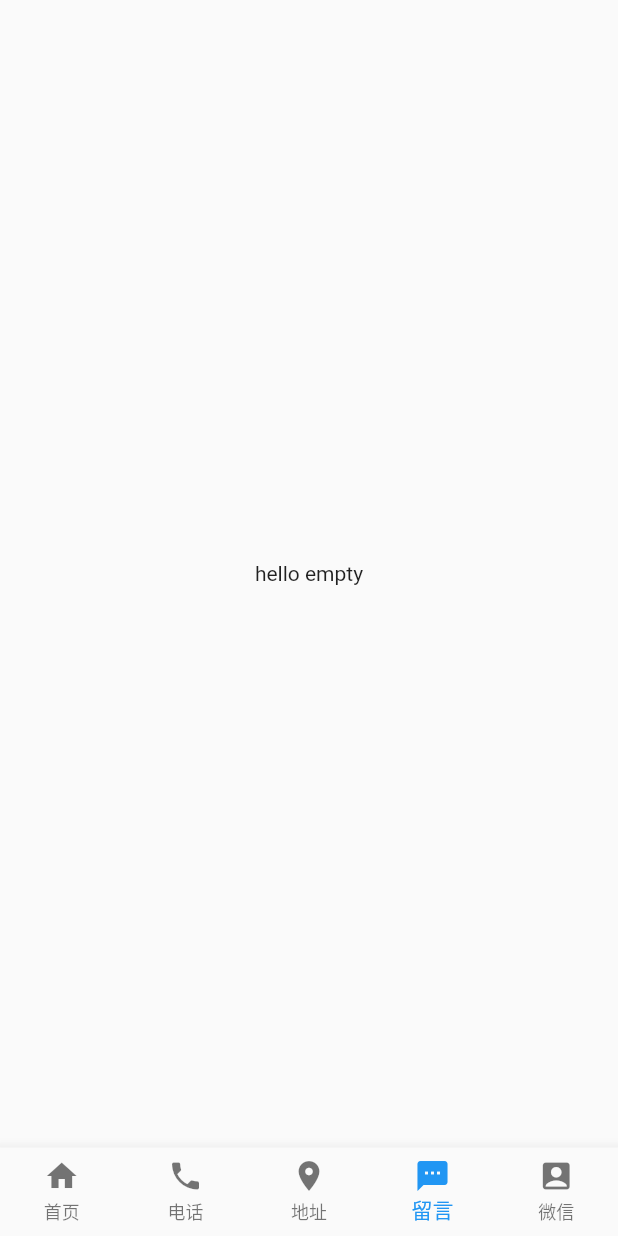
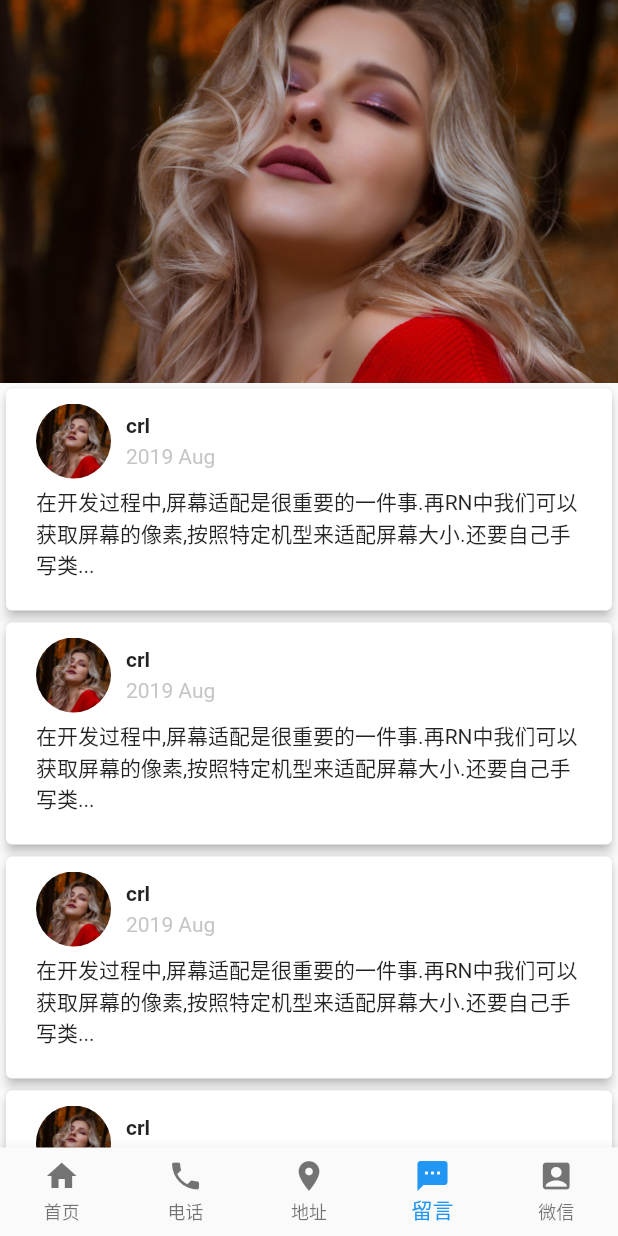
Before and after one commit to lingyunetwork/hospital, a Flutter app: the screen it shows after launch, item 4 of the bottom bar chosen, on a phone screen of 412 x 824 dp. Run offline on Flutter 3.47's test engine with Material 2 defaults, Android fonts, the phone set to English and light mode, and no system bars; our stand-ins replace cached_network_image, flutter_map, flutter_swiper, latlong.

Commit message:
version 0.1

```diff
--- a/lib/pages/home/CartList.dart
+++ b/lib/pages/home/CartList.dart
@@ -37,14 +37,16 @@ class _CartListState extends StateEvent<CartList> {
     Widget ui;
 
     if (url.indexOf("assets") == 0) {
-      ui = Image.asset(url);
+      ui = Image.asset(url,fit: BoxFit.cover,);
+      ui=Container(width: Ux.px(335),child: ui,);
     } else {
       ui = CachedNetworkImage(
+          width: Ux.px(335),
           placeholder: (context, url) =>
               Center(child: CircularProgressIndicator()),
           errorWidget: (context, url, error) => new Icon(Icons.error),
           imageUrl: url,
-          fit: BoxFit.fitWidth);
+          fit: BoxFit.cover);
     }
 
     ui = Stack(
--- a/lib/pages/home/SwiperAd.dart
+++ b/lib/pages/home/SwiperAd.dart
@@ -46,7 +46,7 @@ class _SwiperAdState extends StateEvent<SwiperAd> {
 
     Widget ui;
     if (url.indexOf("assets") == 0) {
-      ui = Image.asset(url);
+      ui = Image.asset(url,fit: BoxFit.cover,);
     } else {
       ui = CachedNetworkImage(
           placeholder: (context, url) =>
--- a/lib/pages/home/search.dart
+++ b/lib/pages/home/search.dart
@@ -1,4 +1,5 @@
 import 'package:flutter/material.dart';
+import 'package:hospital/widget/Ux.dart';
 
 class SearchBar extends StatefulWidget {
   SearchBar({Key key}) : super(key: key);
@@ -21,16 +22,15 @@ class _SearchBarState extends State<SearchBar> {
         ),
         Text("全国"),
         SizedBox(
-          width: 20,
+          width: Ux.px(10),
         ),
         Expanded(child: getInput()),
       ],
     );
 
     ui = Container(
-      //color: Colors.red,
       padding: EdgeInsets.only(left: 10, right: 10),
-      height: 30,
+      height: Ux.px(30),
       child: ui,
     );
     ui = SafeArea(
--- a/lib/pages/index.dart
+++ b/lib/pages/index.dart
@@ -1,7 +1,10 @@
 import 'package:flutter/material.dart';
+import 'package:hospital/pages/tel.dart';
+import 'package:hospital/pages/we.dart';
 
 import 'home.dart';
 import 'location.dart';
+import 'message.dart';
 
 class IndexPage extends StatefulWidget {
   const IndexPage({Key key}) : super(key: key);
@@ -21,10 +24,10 @@ class _IndexPageState extends State<IndexPage> with SingleTickerProviderStateMix
     print("index init");
 
     addTabItem('首页', Icons.home,HomePage());
-    addTabItem('电话', Icons.phone);
+    addTabItem('电话', Icons.phone,TelPage());
     addTabItem('地址', Icons.room,LocationPage());
-    addTabItem('留言', Icons.sms);
-    addTabItem('微信', Icons.account_box);
+    addTabItem('留言', Icons.sms,MessagePage());
+    addTabItem('微信', Icons.account_box,WePage());
 
     _tabController = TabController(length: _bars.length, vsync: this);
 
--- /dev/null
+++ b/lib/pages/message.dart
@@ -0,0 +1,120 @@
+import 'package:flutter/material.dart';
+import 'package:hospital/delegate/ext.dart';
+
+class MessagePage extends StatelessWidget {
+  const MessagePage({Key key}) : super(key: key);
+
+  @override
+  Widget build(BuildContext context) {
+    Widget ui;
+
+    ui = ListView.builder(
+      padding: EdgeInsets.all(0),
+      shrinkWrap: true,
+      itemBuilder: itemBuilder,
+      itemCount: 5,
+    );
+
+    return NestedScrollView(
+      headerSliverBuilder: (BuildContext context, bool innerBoxIsScrolled) {
+        return <Widget>[
+          getTopSliver(innerBoxIsScrolled),
+        ];
+      },
+      body: ui,
+    );
+  }
+
+  Widget getTopSliver(bool innerBoxIsScrolled) {
+    var h = 255.0;
+    var image = Container(
+        padding: EdgeInsets.all(0),
+        color: Colors.red,
+        height: h,
+        width: 375,
+        child: Image.asset(
+          "assets/articles/woman3.jpg",
+          fit: BoxFit.fitWidth,
+        ));
+
+    return SliverAppBar(
+
+      pinned: false,
+      floating: true,
+      //title: ,
+      expandedHeight: h,
+      flexibleSpace: FlexibleSpaceBar(
+        title: Container(),
+        background: image,
+      ),
+    );
+  }
+
+  Widget itemBuilder(BuildContext ctx, int index) {
+    var url = "assets/articles/woman3.jpg";
+
+    var icon = Container(
+      height: 50.0,
+      width: 50.0,
+      decoration: BoxDecoration(
+        image: DecorationImage(
+          image: AssetImage(url),
+          fit: BoxFit.cover,
+        ),
+        shape: BoxShape.circle,
+      ),
+    );
+
+    var head = Row(
+      children: <Widget>[
+        icon,
+        SizedBox(
+          width: 10,
+        ),
+        Column(
+          crossAxisAlignment: CrossAxisAlignment.start,
+          children: <Widget>[
+            Text(
+              "crl",
+              style: TextStyle(
+                fontWeight: FontWeight.bold,
+              ),
+            ),
+            SizedBox(
+              height: 5,
+            ),
+            Text(
+              "2019 Aug",
+              style: TextStyle(
+                color: Colors.grey.withOpacity(0.6),
+              ),
+            ),
+          ],
+        ),
+      ],
+    );
+
+    Widget ui = Column(
+      crossAxisAlignment: CrossAxisAlignment.start,
+      children: <Widget>[
+        head,
+        SizedBox(
+          height: 5,
+        ),
+        Container(
+          child: Text(
+            "在开发过程中,屏幕适配是很重要的一件事.再RN中我们可以获取屏幕的像素,按照特定机型来适配屏幕大小.还要自己手写类...",
+            softWrap: true,
+          ),
+        ),
+      ],
+    );
+    return Card(
+      elevation: 3,
+      child: Padding(
+        padding: const EdgeInsets.fromLTRB(20, 10, 20, 20),
+        child: ui,
+      ),
+    );
+  }
+}
```
Also changed, not shown: assets/jsons/Category.json (+4 -4 lines), lib/pages/home.dart (+5 -2 lines), lib/pages/tel.dart (added, +48 -0 lines), lib/pages/we.dart (added, +22 -0 lines), assets/articles/woman3.jpg (added).
